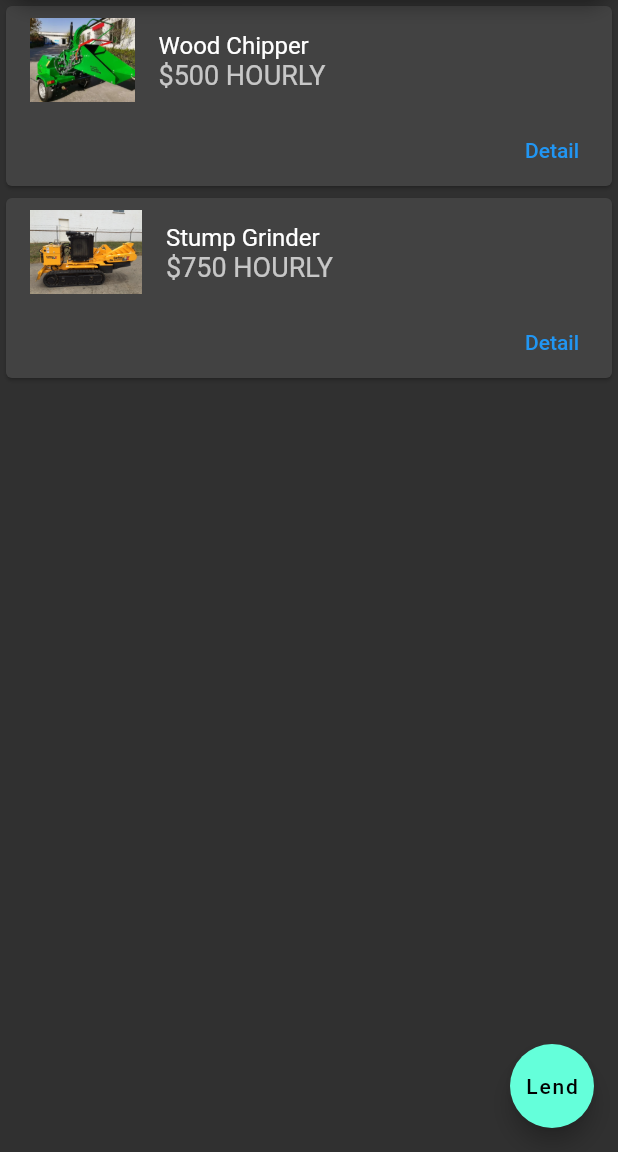
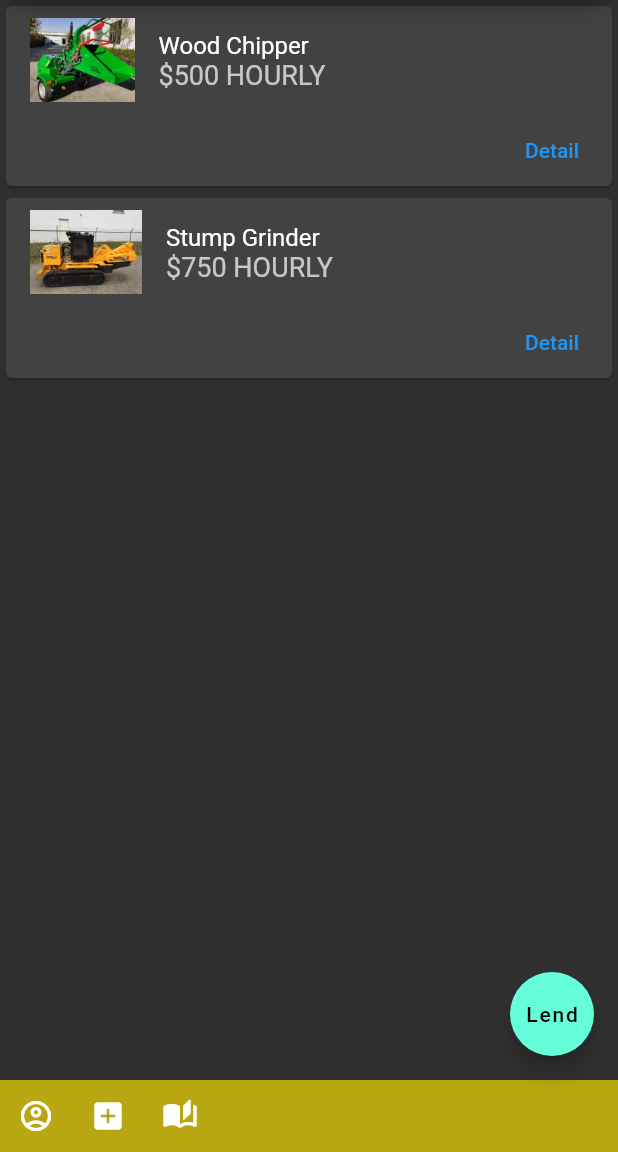
Before and after one commit to Jschofi95/Utool, a Flutter app: the HomePage screen opened directly, on a phone screen of 412 x 824 dp, the part 84-1236 px from its top. Run offline on Flutter 3.47's test engine with Material 2 defaults, Android fonts, the phone set to English and light mode, and no system bars; Roboto replaces fonts that are missing (Helvelica).

Commit message:
added bottom nav bar with icons

```diff
--- /dev/null
+++ b/lib/appbar/bottom_appbar.dart
@@ -0,0 +1,47 @@
+import 'package:flutter/material.dart';
+
+class MyBottomAppBar {
+  /*
+    Method name: bottomppBarLayout
+    Parameters: None
+    Description: The layout of the app bar specifically for the home page.
+                 This app bar does not have a back button. Instead, it contains
+                 a menu IconButton on the left side of the app bar as well
+                 as a search button on the left hand side.
+                 The title is centered within the app bar.
+    Contributors:
+      Aaron Schofield
+        - Created homeAppBarLayout
+  */
+
+  BottomAppBar bottomAppBarLayout() {
+    return BottomAppBar(
+      color: const Color.fromARGB(255, 184, 167, 16),
+      child: IconTheme(
+        data: const IconThemeData(color: Color.fromARGB(255, 184, 167, 16)),
+        child: Row(
+          children: <Widget>[
+            IconButton(
+              color: Colors.white,
+              tooltip: 'Account',
+              icon: const Icon(Icons.account_circle_outlined),
+              onPressed: () {},
+            ),
+            IconButton(
+              color: Colors.white,
+              tooltip: 'Lend',
+              icon: const Icon(Icons.add_box_rounded),
+              onPressed: () {},
+            ),
+            IconButton(
+              color: Colors.white,
+              tooltip: 'Past Orders',
+              icon: const Icon(Icons.auto_stories_rounded),
+              onPressed: () {},
+            ),
+          ],
+        ),
+      ),
+    );
+  }
+}
--- a/lib/homepage/homepage.dart
+++ b/lib/homepage/homepage.dart
@@ -1,6 +1,7 @@
 import 'package:flutter/material.dart';
 import 'package:utool/card/card_data.dart';
 import 'package:utool/appbar/appbar_layouts.dart';
+import 'package:utool/appbar/bottom_appbar.dart';
 import 'package:utool/enums/enums.dart';
 
 class HomePage extends StatefulWidget {
@@ -62,6 +63,8 @@ class _HomePageState extends State<HomePage> {
         tooltip: 'Create',
         //child: const Icon(Icons.add),
         child: const Text('Lend'),
-        ));
+      ),
+      bottomNavigationBar: MyBottomAppBar().bottomAppBarLayout(),
+    );
   }
 }
```
Lines whose indentation alone changed are shown as unchanged.
